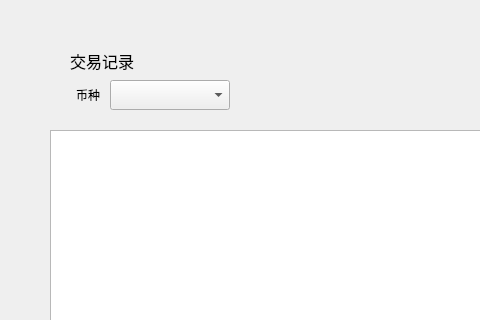
Before: the Qt Designer form transfer/transferrecordwidget.ui in HcashOrg/hx-indicator, drawn with Qt 5; both pictures show x 0 to 480 and y 0 to 320 of the 770 by 530 pixel window.
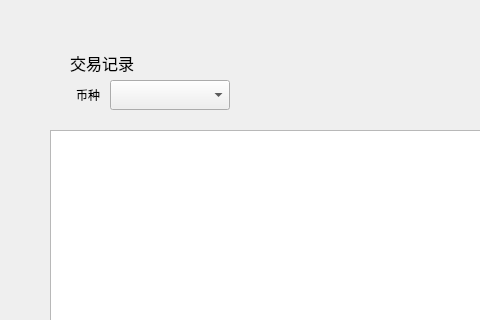
After: the same form once the commit is applied.

Diff of the .ui file:
```diff
--- a/transfer/transferrecordwidget.ui
+++ b/transfer/transferrecordwidget.ui
@@ -151,8 +151,8 @@
     <rect>
      <x>70</x>
      <y>50</y>
-     <width>121</width>
-     <height>22</height>
+     <width>200</width>
+     <height>26</height>
     </rect>
    </property>
    <property name="font">
```
